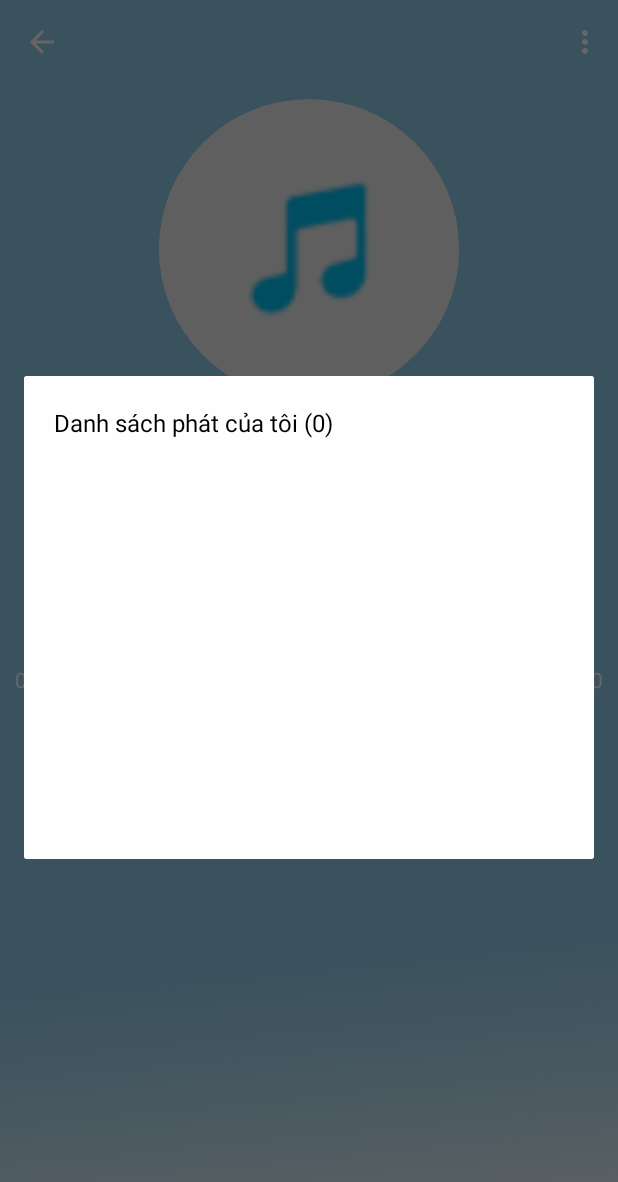
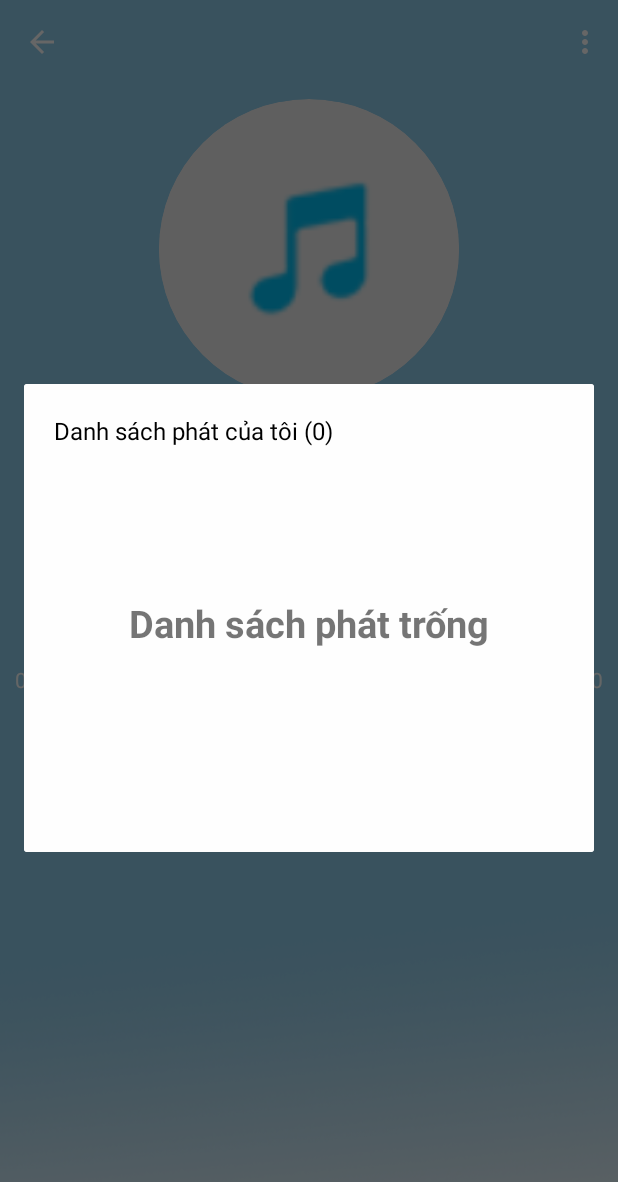
Before and after one commit to dunggg/MusicOffline, an Android app: the TrinhPhatNhac_Activity screen opened directly, with no data from a screen before it, after a tap on an icon or button, on a phone screen of 412 x 824 dp. Shown: the top 1182 px of the screen. Run offline under Robolectric (Android 15) with nearby library versions, the phone set to English and light mode, and no system bars; 12 statements that could not run were skipped; 1 other tap on this screen came first.

Commit message:
QuanPro update code 10/12/2020

```diff
--- a/app/src/main/java/vn/poly/musicoffline/adapter/Music_NgheSi_Adapter.java
+++ b/app/src/main/java/vn/poly/musicoffline/adapter/Music_NgheSi_Adapter.java
@@ -11,6 +11,7 @@ import android.view.LayoutInflater;
 import android.view.View;
 import android.view.ViewGroup;
 import android.widget.BaseAdapter;
+import android.widget.FrameLayout;
 import android.widget.ImageView;
 import android.widget.ListView;
 import android.widget.PopupMenu;
@@ -102,11 +103,16 @@ public class Music_NgheSi_Adapter extends BaseAdapter {
 
                         ListView lv_dialog_danhSach = viewa1.findViewById(R.id.lv_dialog_danhSach);
                         TextView tv_dialog_danhSach = viewa1.findViewById(R.id.tv_dialog_danhSach);
+                        FrameLayout fl_dialog_danhSach = viewa1.findViewById(R.id.fl_dialog_danhSach);
 
                         Dialog dialog = builder.create();
 
                         playLists = new ArrayList<>();
                         playLists = playList_dao.getAllPlayList();
+
+                        if (playLists.size() == 0) {
+                            fl_dialog_danhSach.setVisibility(View.VISIBLE);
+                        }
 
                         List_DanhSach_Adapter arrayAdapter = new List_DanhSach_Adapter(context, playLists);
                         lv_dialog_danhSach.setAdapter(arrayAdapter);
--- a/app/src/main/java/vn/poly/musicoffline/fragment/UaThich_Fragment.java
+++ b/app/src/main/java/vn/poly/musicoffline/fragment/UaThich_Fragment.java
@@ -35,7 +35,7 @@ public class UaThich_Fragment extends Fragment {
         favorite_dao = new Favorite_Dao(getContext());
 
         //list
-        if (MainActivity.checkListMusic.equals(MainActivity.favoriteList)==false) {
+        if (MainActivity.checkListMusic.equals(MainActivity.favoriteList) == false) {
             MainActivity.favoriteList = new ArrayList<>();
             MainActivity.favoriteList = favorite_dao.getAllSongInFavorite();
         }
--- a/app/src/main/java/vn/poly/musicoffline/manage/TimKiem_Activity.java
+++ b/app/src/main/java/vn/poly/musicoffline/manage/TimKiem_Activity.java
@@ -96,6 +96,7 @@ public class TimKiem_Activity extends AppCompatActivity implements SearchView.On
     private void filterMusic(String text) {
         if (text.trim().length() == 0) {
             listSearchMusic.clear();
+
         } else {
             listSearchMusic.clear();
             listSearchMusic.addAll(MainActivity.listSong);
--- a/app/src/main/java/vn/poly/musicoffline/manage/TrinhPhatNhac_Activity.java
+++ b/app/src/main/java/vn/poly/musicoffline/manage/TrinhPhatNhac_Activity.java
@@ -22,6 +22,7 @@ import android.view.LayoutInflater;
 import android.view.View;
 import android.view.animation.Animation;
 import android.view.animation.AnimationUtils;
+import android.widget.FrameLayout;
 import android.widget.ImageView;
 import android.widget.ListView;
 import android.widget.SeekBar;
@@ -330,11 +331,16 @@ public class TrinhPhatNhac_Activity extends AppCompatActivity {
 
         ListView lv_dialog_danhSach = view1.findViewById(R.id.lv_dialog_danhSach);
         TextView tv_dialog_danhSach = view1.findViewById(R.id.tv_dialog_danhSach);
+        FrameLayout fl_dialog_danhSach = view1.findViewById(R.id.fl_dialog_danhSach);
 
         Dialog dialog = builder.create();
 
         playLists = new ArrayList<>();
         playLists = playList_dao.getAllPlayList();
+
+        if (playLists.size() == 0) {
+            fl_dialog_danhSach.setVisibility(View.VISIBLE);
+        }
 
         List_DanhSach_Adapter arrayAdapter = new List_DanhSach_Adapter(TrinhPhatNhac_Activity.this, playLists);
         lv_dialog_danhSach.setAdapter(arrayAdapter);
--- a/app/src/main/res/layout/dialog_list_danh_sach.xml
+++ b/app/src/main/res/layout/dialog_list_danh_sach.xml
@@ -18,11 +18,33 @@
             android:textColor="#000"
             android:textSize="16dp" />
 
-        <ListView
-            android:id="@+id/lv_dialog_danhSach"
+        <FrameLayout
             android:layout_width="match_parent"
-            android:layout_height="250dp"
-            android:layout_marginTop="10dp" />
+            android:layout_height="250dp">
+
+            <ListView
+                android:id="@+id/lv_dialog_danhSach"
+                android:layout_width="match_parent"
+                android:layout_height="250dp"
+                android:layout_marginTop="10dp" />
+
+            <FrameLayout
+                android:id="@+id/fl_dialog_danhSach"
+                android:layout_width="match_parent"
+                android:layout_height="250dp"
+                android:layout_marginTop="10dp"
+                android:paddingTop="90dp"
+                android:visibility="gone">
+
+                <TextView
+                    android:layout_width="match_parent"
+                    android:layout_height="wrap_content"
+                    android:gravity="center"
+                    android:text="Danh sách phát trống"
+                    android:textSize="25dp"
+                    android:textStyle="bold" />
+            </FrameLayout>
+        </FrameLayout>
 
     </LinearLayout>
 </LinearLayout>
--- a/app/src/main/res/layout/fragment_ua_thich_.xml
+++ b/app/src/main/res/layout/fragment_ua_thich_.xml
@@ -4,6 +4,7 @@
     xmlns:tools="http://schemas.android.com/tools"
     android:layout_width="match_parent"
     android:layout_height="match_parent"
+    android:orientation="vertical"
     tools:context=".fragment.UaThich_Fragment">
 
     <ListView
```
Also changed, not shown: app/src/main/java/vn/poly/musicoffline/adapter/DanhSach_Adapter.java (+5 -10 lines), app/src/main/java/vn/poly/musicoffline/adapter/Music_Adapter.java (+6 -4 lines), app/src/main/java/vn/poly/musicoffline/adapter/Music_UaThich_Adapter.java (+7 -1 lines).
